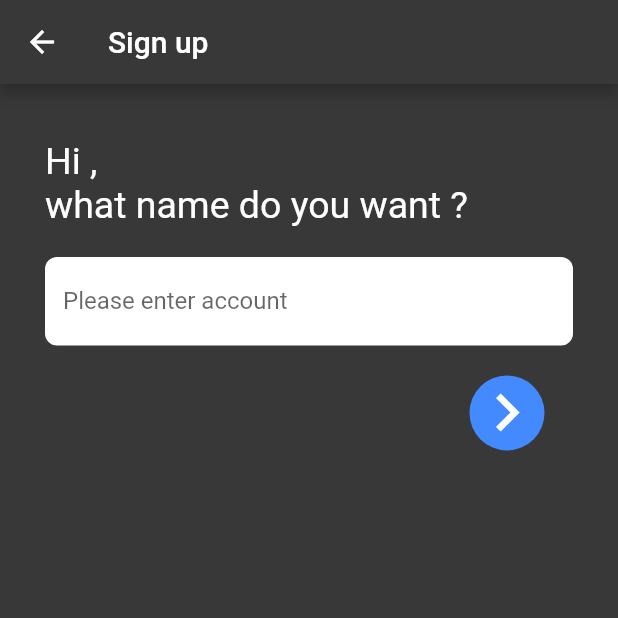
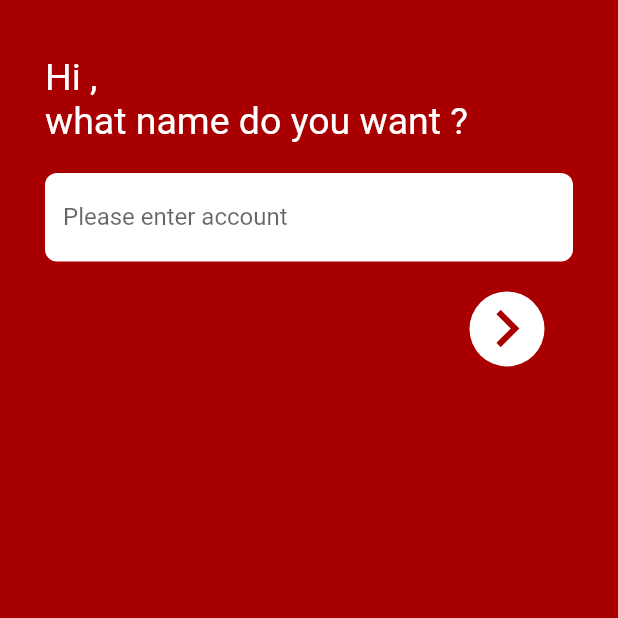
Before and after one commit to micki-zhou/potato, a Flutter app: the screen it shows after launch, after a tap on "Sign up", on a phone screen of 412 x 824 dp, the top half of it. Run offline on Flutter 3.47's test engine with Material 2 defaults, Android fonts, the phone set to English and light mode, and no system bars; our stand-ins replace shared_preferences, simple_animations.

Commit message:
add color config

```diff
--- /dev/null
+++ b/lib/config/MyColors.dart
@@ -0,0 +1,10 @@
+
+
+import 'package:flutter/painting.dart';
+
+class MyColors {
+  static Color theme = Color(0xffa80000);
+  static Color white = Color(0xffffffff);
+  static Color tip = Color(0xff303030);
+  static Color text = Color(0xff181818);
+}
--- a/lib/main.dart
+++ b/lib/main.dart
@@ -1,5 +1,5 @@
 import 'package:flutter/material.dart';
-import 'package:potato/ui/login.dart';
+import 'package:potato/ui/Login.dart';
 
 void main() {
   runApp(Main());
--- a/lib/ui/home.dart
+++ b/lib/ui/home.dart
@@ -84,4 +84,8 @@ class _HomePageState extends State<HomePage> {
       ),
     );
   }
+
+  // Widget _getDailyRecommend() {
+  //   return ;
+  // }
 }
--- a/lib/ui/login.dart
+++ b/lib/ui/login.dart
@@ -1,10 +1,11 @@
 import 'dart:math';
 
 import 'package:flutter/material.dart';
+import 'package:potato/config/myColors.dart';
 import 'package:potato/model/ParticleModel.dart';
 import 'package:potato/model/ParticlePainter.dart';
-import 'package:potato/ui/home.dart';
-import 'package:potato/ui/register.dart';
+import 'package:potato/ui/Home.dart';
+import 'package:potato/ui/Register.dart';
 import 'package:shared_preferences/shared_preferences.dart';
 import 'package:simple_animations/simple_animations/rendering.dart';
 
@@ -65,11 +66,11 @@ class _LoginState extends State<LoginPage> with SingleTickerProviderStateMixin {
   @override
   Widget build(BuildContext context) {
     return Scaffold(
-      appBar: AppBar(
-        title: Text('Sign in'),
-        backgroundColor: Color(0xff383838),
-      ),
-      backgroundColor: Color(0xff383838),
+      // appBar: AppBar(
+      //   title: Text('Sign in'),
+      //   backgroundColor: MyColors.theme,
+      // ),
+      backgroundColor: MyColors.theme,
       body: Center(
           child: Stack(
         children: <Widget>[
@@ -191,12 +192,12 @@ class _LoginState extends State<LoginPage> with SingleTickerProviderStateMixin {
         child: Builder(builder: (BuildContext context) {
           return RaisedButton(
             child: Text('Sign in'),
-            color: Colors.blueAccent,
-            textColor: Colors.white,
+            color: MyColors.white,
+            textColor: MyColors.text,
             onPressed: () {
               void showsnackBar(String msg) {
                 Scaffold.of(context).showSnackBar(SnackBar(
-                  backgroundColor: Colors.blueAccent,
+                  backgroundColor: MyColors.tip,
                   duration: Duration(milliseconds: 1500),
                   content: Text(msg),
                 ));
--- a/lib/ui/register.dart
+++ b/lib/ui/register.dart
@@ -1,7 +1,8 @@
 import 'dart:developer';
 
 import 'package:flutter/material.dart';
-import 'package:potato/ui/login.dart';
+import 'package:potato/config/myColors.dart';
+import 'package:potato/ui/Login.dart';
 import 'package:shared_preferences/shared_preferences.dart';
 
 class RegisterPage extends StatefulWidget {
@@ -46,11 +47,11 @@ class _RegisterPageState extends State<RegisterPage>
   @override
   Widget build(BuildContext context) {
     return Scaffold(
-      appBar: AppBar(
-        title: Text('Sign up'),
-        backgroundColor: Color(0xff383838),
-      ),
-      backgroundColor: Color(0xff383838),
+      // appBar: AppBar(
+      //   title: Text('Sign up'),
+      //   backgroundColor: Color(0xff383838),
+      // ),
+      backgroundColor: MyColors.theme,
       body: Container(
         padding: EdgeInsets.fromLTRB(30, slide.value, 30, 0),
         child: Column(
@@ -105,17 +106,17 @@ class _RegisterPageState extends State<RegisterPage>
                   }));
                 } else {
                   Scaffold.of(context).showSnackBar(SnackBar(
-                    backgroundColor: Colors.blueAccent,
+                    backgroundColor: MyColors.tip,
                     duration: Duration(milliseconds: 1500),
                     content: Text('Account cannot be empty'),
                   ));
                 }
               },
-              color: Colors.blueAccent,
+              color: MyColors.white,
               shape: CircleBorder(),
               child: Icon(
                 Icons.navigate_next,
-                color: Colors.white,
+                color: MyColors.theme,
                 size: 50,
               ));
         })
@@ -170,11 +171,11 @@ class _RegisterNextState extends State<RegisterNext>
   @override
   Widget build(BuildContext context) {
     return Scaffold(
-      appBar: AppBar(
-        title: Text('Sign up'),
-        backgroundColor: Color(0xff383838),
-      ),
-      backgroundColor: Color(0xff383838),
+      // appBar: AppBar(
+      //   title: Text('Sign up'),
+      //   backgroundColor: Color(0xff383838),
+      // ),
+      backgroundColor: MyColors.theme,
       body: Container(
         padding: EdgeInsets.fromLTRB(30, slide.value, 30, 0),
         child: Column(
@@ -237,17 +238,17 @@ class _RegisterNextState extends State<RegisterNext>
 
                 } else {
                   Scaffold.of(context).showSnackBar(SnackBar(
-                    backgroundColor: Colors.blueAccent,
+                    backgroundColor: MyColors.tip,
                     duration: Duration(milliseconds: 1500),
                     content: Text('Password cannot be empty'),
                   ));
                 }
               },
-              color: Colors.blueAccent,
+              color: MyColors.white,
               shape: CircleBorder(),
               child: Icon(
                 Icons.navigate_next,
-                color: Colors.white,
+                color: MyColors.theme,
                 size: 50,
               ));
         })
```
Also changed, not shown: 1 other file.
